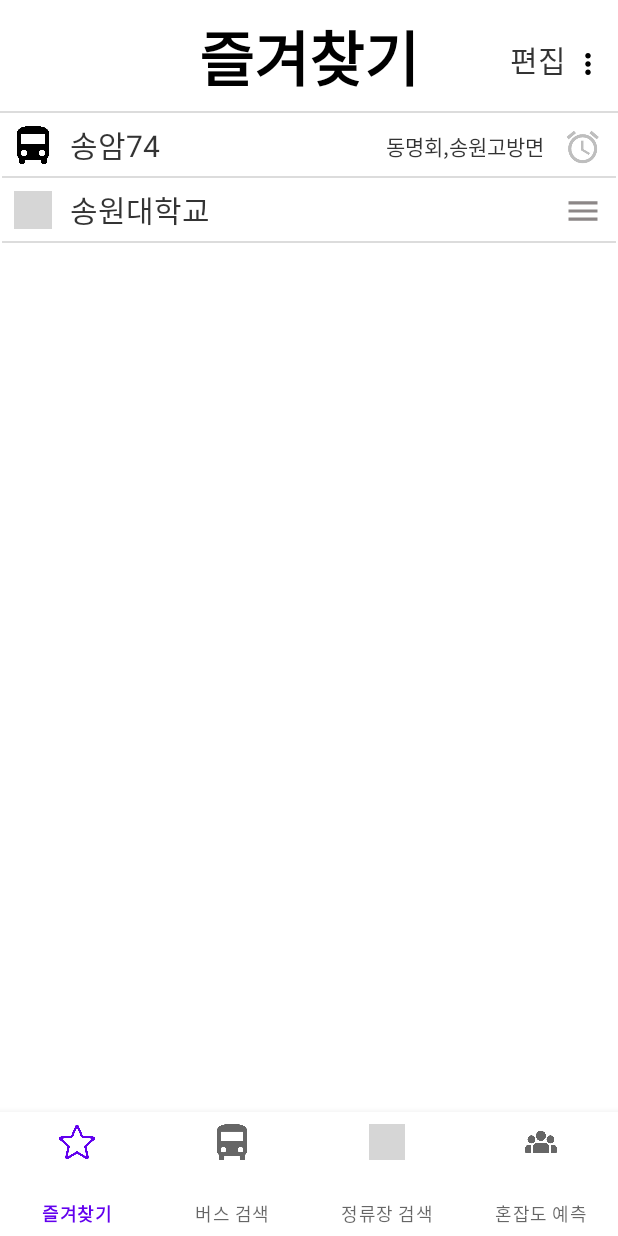
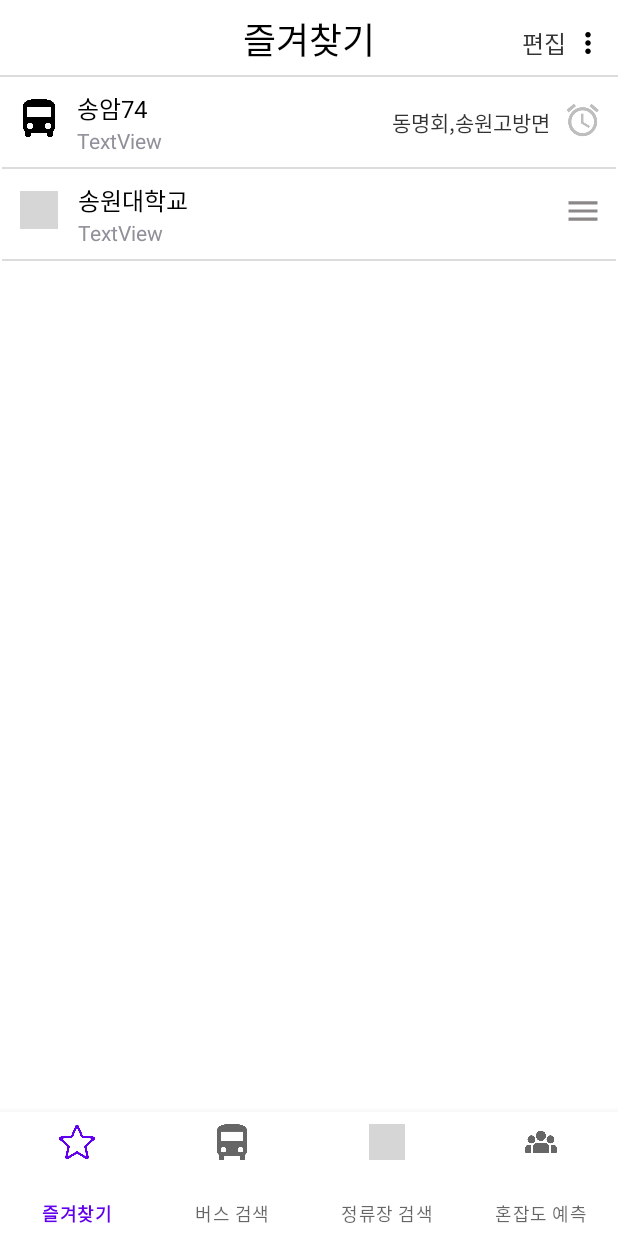
Before and after one commit to 2022-SMHRD-KDT-New-IoT-4/EveryBus, an Android app: the fragment BookmarkActivity placed in its activity, on a phone screen of 412 x 824 dp. Run offline under Robolectric (Android 15) with nearby library versions, the phone set to English and light mode, and no system bars; grey boxes are pictures that could not be loaded.

Commit message:
화면 상단바 글씨 크기, 즐겨찾기 rc 변경 _담희

```diff
--- a/app/src/main/res/layout/bookmark_list.xml
+++ b/app/src/main/res/layout/bookmark_list.xml
@@ -10,13 +10,13 @@
         android:id="@+id/img1"
         android:layout_width="25dp"
         android:layout_height="25dp"
-        android:layout_marginStart="8dp"
-        android:layout_marginTop="8dp"
-        android:layout_marginBottom="8dp"
+        android:layout_marginStart="12dp"
+        android:layout_marginTop="14dp"
+        android:layout_marginBottom="16dp"
         app:layout_constraintBottom_toBottomOf="parent"
         app:layout_constraintStart_toStartOf="parent"
         app:layout_constraintTop_toTopOf="parent"
-        app:layout_constraintVertical_bias="0.0"
+        app:layout_constraintVertical_bias="0.004"
         tools:srcCompat="@tools:sample/avatars" />
 
     <TextView
@@ -24,34 +24,34 @@
         android:layout_width="wrap_content"
         android:layout_height="wrap_content"
         android:layout_marginStart="12dp"
+        android:layout_marginTop="8dp"
         android:text="TextView"
-        android:textColor="#CC000000"
-        android:textSize="20sp"
+        android:textColor="#000000"
+        android:textSize="16sp"
         android:textStyle="normal"
-        app:layout_constraintBottom_toBottomOf="@+id/img1"
         app:layout_constraintEnd_toStartOf="@+id/tvRoute"
-        app:layout_constraintHorizontal_bias="0.0"
+        app:layout_constraintHorizontal_bias="0.005"
         app:layout_constraintStart_toEndOf="@+id/img1"
-        app:layout_constraintTop_toTopOf="@+id/img1"
-        app:layout_constraintVertical_bias="0.516" />
+        app:layout_constraintTop_toTopOf="parent" />
 
     <TextView
         android:id="@+id/tvRoute"
         android:layout_width="wrap_content"
         android:layout_height="wrap_content"
-        android:layout_marginEnd="12dp"
+        android:layout_marginTop="5dp"
+        android:layout_marginEnd="8dp"
         android:text="TextView"
         android:textColor="#CC000000"
         app:layout_constraintBottom_toBottomOf="@+id/img2"
         app:layout_constraintEnd_toStartOf="@+id/img2"
         app:layout_constraintTop_toTopOf="@+id/img2"
-        app:layout_constraintVertical_bias="0.483" />
+        app:layout_constraintVertical_bias="0.0" />
 
     <ImageView
         android:id="@+id/img2"
         android:layout_width="28dp"
         android:layout_height="28dp"
-        android:layout_marginTop="7dp"
+        android:layout_marginTop="13dp"
         android:layout_marginEnd="8dp"
         android:layout_marginBottom="8dp"
         app:layout_constraintBottom_toBottomOf="parent"
@@ -59,4 +59,17 @@
         app:layout_constraintTop_toTopOf="parent"
         app:layout_constraintVertical_bias="0.0"
         tools:srcCompat="@tools:sample/avatars" />
+
+    <TextView
+        android:id="@+id/textView16"
+        android:layout_width="wrap_content"
+        android:layout_height="wrap_content"
+        android:layout_marginBottom="10dp"
+        android:text="TextView"
+        android:textSize="14sp"
+        app:layout_constraintBottom_toBottomOf="parent"
+        app:layout_constraintEnd_toEndOf="@+id/tvName"
+        app:layout_constraintHorizontal_bias="0.0"
+        app:layout_constraintStart_toStartOf="@+id/tvName"
+        app:layout_constraintTop_toBottomOf="@+id/tvName" />
 </androidx.constraintlayout.widget.ConstraintLayout>
--- a/app/src/main/res/layout/bus_search_recently.xml
+++ b/app/src/main/res/layout/bus_search_recently.xml
@@ -35,7 +35,7 @@
         android:id="@+id/tvName_2_sub"
         android:layout_width="wrap_content"
         android:layout_height="wrap_content"
-        android:layout_marginBottom="8dp"
+        android:layout_marginBottom="10dp"
         android:text="TextView"
         app:layout_constraintBottom_toBottomOf="parent"
         app:layout_constraintEnd_toEndOf="@+id/tvName_2"
--- a/app/src/main/res/layout/fragment_bookmark.xml
+++ b/app/src/main/res/layout/fragment_bookmark.xml
@@ -21,8 +21,8 @@
         android:paddingBottom="8dp"
         android:text="즐겨찾기"
         android:textColor="#000000"
-        android:textSize="40sp"
-        android:textStyle="bold"
+        android:textSize="24sp"
+        android:textStyle="normal"
         app:layout_constraintEnd_toEndOf="parent"
         app:layout_constraintHorizontal_bias="0.0"
         app:layout_constraintStart_toStartOf="parent"
@@ -51,14 +51,14 @@
         android:id="@+id/textView6"
         android:layout_width="wrap_content"
         android:layout_height="wrap_content"
-        android:layout_marginStart="340dp"
+        android:layout_marginStart="348dp"
         android:text="편집"
         android:textColor="#CC000000"
-        android:textSize="20sp"
+        android:textSize="16sp"
         app:layout_constraintBottom_toBottomOf="@+id/tvTitle"
         app:layout_constraintStart_toStartOf="parent"
         app:layout_constraintTop_toTopOf="@+id/tvTitle"
-        app:layout_constraintVertical_bias="0.444" />
+        app:layout_constraintVertical_bias="0.421" />
 
     <ImageButton
         android:id="@+id/imgSet"
--- a/app/src/main/res/layout/fragment_bus_search.xml
+++ b/app/src/main/res/layout/fragment_bus_search.xml
@@ -19,8 +19,8 @@
         android:paddingBottom="8dp"
         android:text="버스 검색"
         android:textColor="#000000"
-        android:textSize="40sp"
-        android:textStyle="bold"
+        android:textSize="24sp"
+        android:textStyle="normal"
         app:layout_constraintEnd_toEndOf="parent"
         app:layout_constraintHorizontal_bias="0.0"
         app:layout_constraintStart_toStartOf="parent"
```
